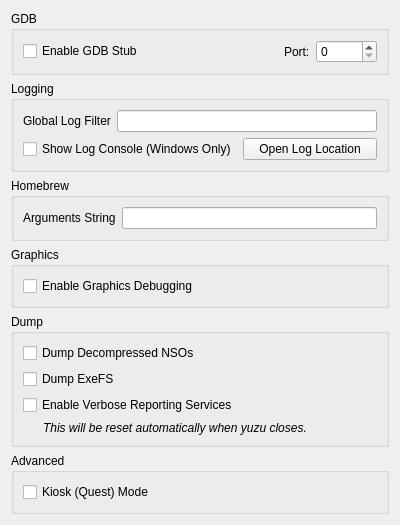
Old version of the form src/yuzu/configuration/configure_debug.ui in the repository rorrim-rorrim/eden-alt.
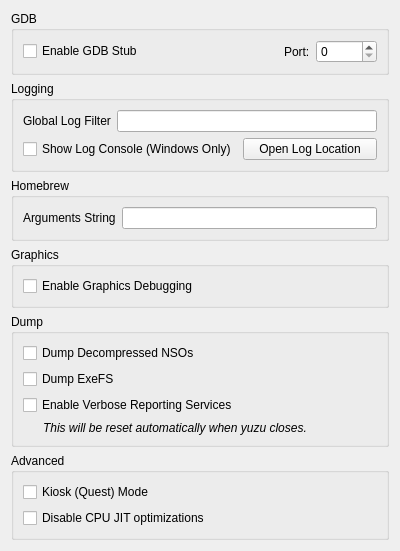
New version of the form.

Commit message: dynarmic: Add option to disable CPU JIT optimizations

Patch:
```diff
--- a/src/yuzu/configuration/configure_debug.ui
+++ b/src/yuzu/configuration/configure_debug.ui
@@ -215,6 +215,13 @@
         </property>
        </widget>
       </item>
+      <item>
+       <widget class="QCheckBox" name="disable_cpu_opt">
+        <property name="text">
+         <string>Disable CPU JIT optimizations</string>
+        </property>
+       </widget>
+      </item>
      </layout>
     </widget>
    </item>
```
The commit also changes 6 other files.
